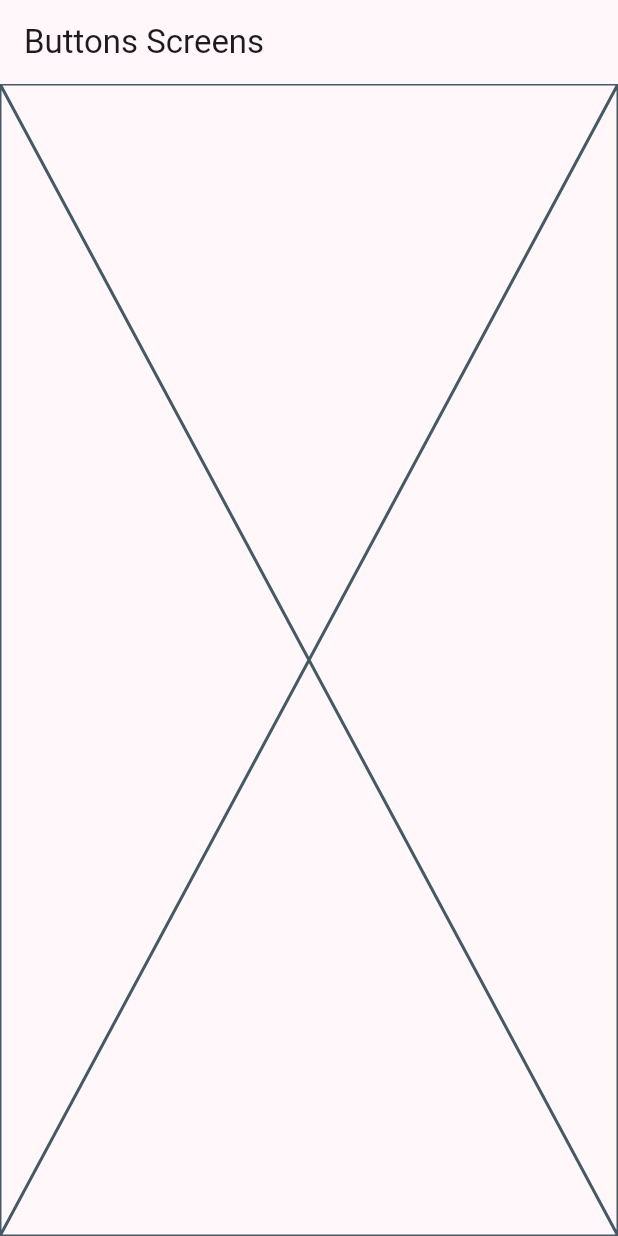
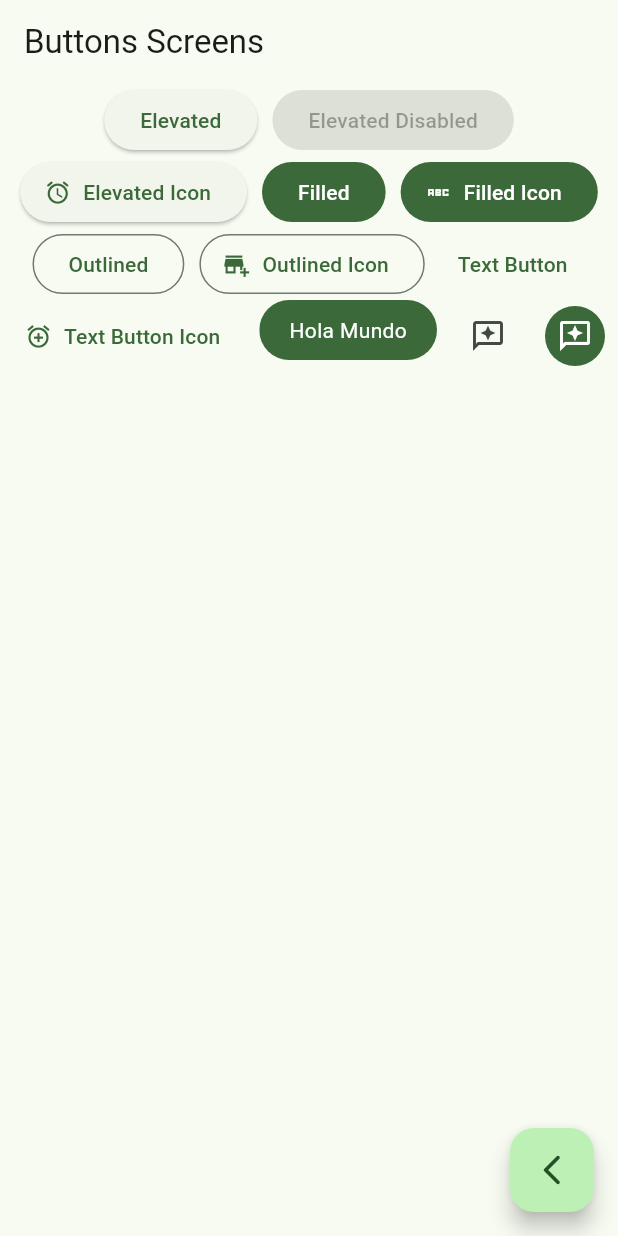
Before and after one commit to Reales09/WidgetsAppFlutter, a Flutter app: the ButtonsScreens screen opened by its route, on a phone screen of 412 x 824 dp. Run offline on Flutter 3.47's test engine with Material 3 defaults, Android fonts, the phone set to English and light mode, and no system bars; our stand-ins replace go_router.

Commit message:
Buttons SCreens finished

```diff
--- a/lib/main.dart
+++ b/lib/main.dart
@@ -14,7 +14,7 @@ class MainApp extends StatelessWidget {
     return MaterialApp.router(
       routerConfig: appRouter,
       debugShowCheckedModeBanner: false,
-      theme: AppTheme(selectedColor: 4).getTheme(),
+      theme: AppTheme(selectedColor: 2).getTheme(),
     );
   }
 }
--- a/lib/presentation/screens/buttons/buttons_screen.dart
+++ b/lib/presentation/screens/buttons/buttons_screen.dart
@@ -1,4 +1,6 @@
 import 'package:flutter/material.dart';
+import 'package:go_router/go_router.dart';
+import 'package:widgets_app/presentation/screens/home/home_screen.dart';
 
 class ButtonsScreens extends StatelessWidget {
   static const String name = 'buttons_screen';
@@ -8,7 +10,91 @@ class ButtonsScreens extends StatelessWidget {
   Widget build(BuildContext context) {
     return Scaffold(
       appBar: AppBar(title: const Text('Buttons Screens')),
-      body: const Placeholder(),
+      body: const _ButtonsView(),
+      floatingActionButton: FloatingActionButton(
+        onPressed: () {
+          context.pop();
+        },
+        child: const Icon(Icons.arrow_back_ios_new_rounded),
+      ),
     );
   }
 }
+
+class _ButtonsView extends StatelessWidget {
+  const _ButtonsView();
+
+  @override
+  Widget build(BuildContext context) {
+    final colors = Theme.of(context).colorScheme;
+    return SizedBox(
+      width: double.infinity,
+      child: Wrap(
+        spacing: 10,
+        alignment: WrapAlignment.center,
+        children: [
+          ElevatedButton(onPressed: () {}, child: const Text('Elevated')),
+          const ElevatedButton(
+              onPressed: null, child: Text('Elevated Disabled')),
+          ElevatedButton.icon(
+            onPressed: () {},
+            icon: const Icon(Icons.access_alarm_rounded),
+            label: const Text('Elevated Icon'),
+          ),
+          FilledButton(onPressed: () {}, child: const Text('Filled')),
+          FilledButton.icon(
+              onPressed: () {},
+              icon: const Icon(Icons.abc_sharp),
+              label: const Text('Filled Icon')),
+          OutlinedButton(onPressed: () {}, child: const Text('Outlined')),
+          OutlinedButton.icon(
+            onPressed: () {},
+            icon: const Icon(Icons.add_business),
+            label: const Text('Outlined Icon'),
+          ),
+          TextButton(onPressed: () {}, child: const Text('Text Button')),
+          TextButton.icon(
+            onPressed: () {},
+            icon: const Icon(Icons.alarm_add_sharp),
+            label: const Text('Text Button Icon'),
+          ),
+          const CustomButton(),
+          IconButton(
+              onPressed: () {}, icon: const Icon(Icons.reviews_outlined)),
+          IconButton(
+            onPressed: () {},
+            icon: const Icon(Icons.reviews_outlined),
+            style: ButtonStyle(
+                backgroundColor: WidgetStatePropertyAll(colors.primary),
+                iconColor: const WidgetStatePropertyAll(Colors.white)),
+          ),
+        ],
+      ),
+    );
+  }
+}
+
+class CustomButton extends StatelessWidget {
+  const CustomButton({super.key});
+
+  @override
+  Widget build(BuildContext context) {
+    final colors = Theme.of(context).colorScheme;
+    return ClipRRect(
+      borderRadius: BorderRadius.circular(20),
+      child: Material(
+        color: colors.primary,
+        child: InkWell(
+          onTap: () {},
+          child: Padding(
+            padding: EdgeInsets.symmetric(horizontal: 20, vertical: 10),
+            child: Text(
+              'Hola Mundo',
+              style: TextStyle(color: Colors.white),
+            ),
+          ),
+        ),
+      ),
+    );
+  }
+}
```
